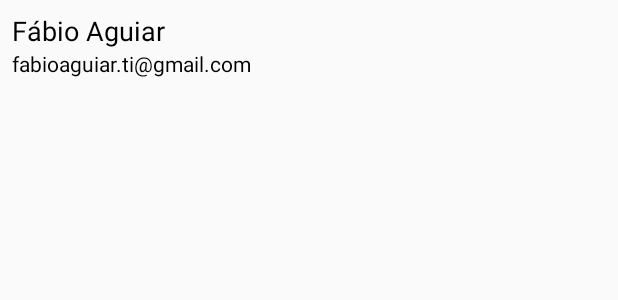
After one commit to FabioAguiar/WhatsAppClone, an Android app: the layout lista_contato.xml on its own in the app's theme, with its tools: preview values and no code run, on a phone screen of 412 x 824 dp. The commit adds this screen. Shown: the top 300 px of the screen. Run offline under Robolectric (Android 15) with nearby library versions, the phone set to English and light mode, and no system bars.

Commit message:
Listar contatos personalizada: exibindo nome e mail

```diff
--- /dev/null
+++ b/app/src/main/res/layout/lista_contato.xml
@@ -0,0 +1,34 @@
+<?xml version="1.0" encoding="utf-8"?>
+
+<LinearLayout
+    xmlns:android="http://schemas.android.com/apk/res/android"
+    android:layout_width="match_parent"
+    android:layout_height="match_parent"
+    android:orientation="vertical"
+    >
+    <TextView
+        xmlns:android="http://schemas.android.com/apk/res/android"
+        android:id="@+id/tv_nome"
+        android:layout_width="match_parent"
+        android:layout_height="wrap_content"
+        android:text="Fábio Aguiar"
+        android:textColor="@color/black"
+        android:textSize="18sp"
+        android:paddingTop="8dp"
+        android:paddingLeft="8dp"
+        android:paddingRight="8dp"
+        />
+
+    <TextView
+        android:layout_width="match_parent"
+        android:layout_height="wrap_content"
+        android:id="@+id/tv_email"
+        android:text="fabioaguiar.ti@gmail.com"
+        android:textColor="@color/black"
+        android:textSize="14sp"
+        android:paddingLeft="8dp"
+        android:paddingRight="8dp"
+        android:paddingBottom="8dp"
+        />
+
+</LinearLayout>
--- a/app/src/main/res/values/colors.xml
+++ b/app/src/main/res/values/colors.xml
@@ -5,4 +5,5 @@
     <color name="colorAccent">#D81B60</color>
     <color name="unselected_tab">#848080</color>
     <color name="selected_tab">#000000</color>
+    <color name="black">#000000</color>
 </resources>
```
Also changed, not shown: app/src/main/java/fabyuu/whatsappclone/com/adapter/ContatoAdapter.java (added, +54 -0 lines), app/src/main/java/fabyuu/whatsappclone/com/fragment/FragmentContatos.java (+6 -3 lines).
